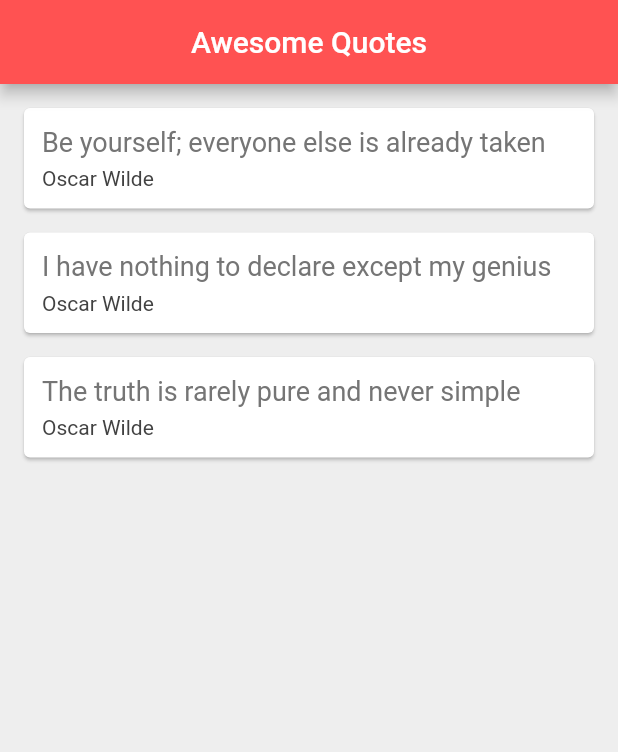
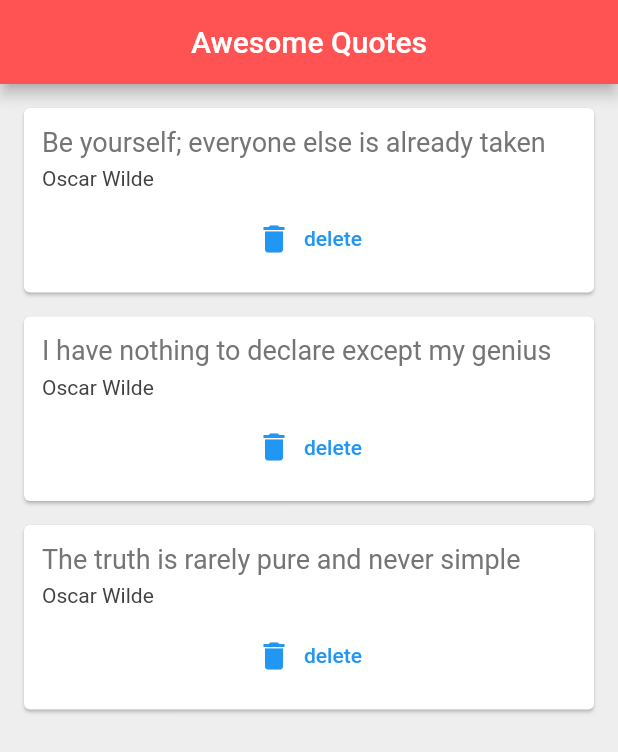
Before and after one commit to AugustoDiaz-Dev/FlutterProjects, a Flutter app: the screen it shows after launch, on a phone screen of 412 x 824 dp. Shown: the top 752 px of the screen. Run offline on Flutter 3.47's test engine with Material 2 defaults, Android fonts, the phone set to English and light mode, and no system bars.

Commit message:
Quotes final

```diff
--- a/flutter_application_2/lib/main.dart
+++ b/flutter_application_2/lib/main.dart
@@ -32,7 +32,15 @@ class _QuoteListState extends State<QuoteList> {
         backgroundColor: Colors.redAccent,
       ),
       body: Column(
-        children: quotes.map((quote) => QuoteCard(quote: quote)).toList(),
+        children: quotes
+            .map((quote) => QuoteCard(
+                quote: quote,
+                delete: () {
+                  setState(() {
+                    quotes.remove(quote);
+                  });
+                }))
+            .toList(),
       ),
     );
   }
--- a/flutter_application_2/lib/quote_card.dart
+++ b/flutter_application_2/lib/quote_card.dart
@@ -3,7 +3,8 @@ import 'quote.dart';
 
 class QuoteCard extends StatelessWidget {
   final Quote quote;
-  QuoteCard({required this.quote});
+  final Function() delete;
+  QuoteCard({required this.quote, required this.delete});
 
   @override
   Widget build(BuildContext context) {
@@ -29,6 +30,11 @@ class QuoteCard extends StatelessWidget {
                   color: Colors.grey[800],
                 ),
               ),
+              SizedBox(height: 8),
+              TextButton.icon(
+                  onPressed: delete,
+                  label: Text('delete'),
+                  icon: Icon(Icons.delete))
             ],
           ),
         ));
```
